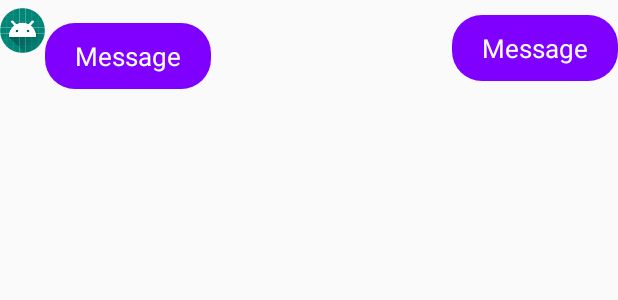
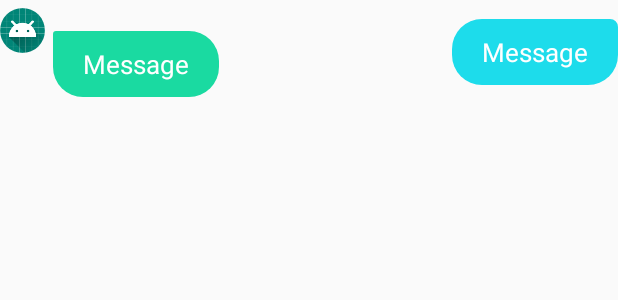
Before and after one commit to monishkumarv/ChatterBox-old, an Android app: the layout layout_list_messages.xml on its own in the app's theme, with its tools: preview values and no code run, on a phone screen of 412 x 824 dp. Shown: the top 300 px of the screen. Run offline under Robolectric (Android 15) with nearby library versions, the light colour scheme and no system bars.

Commit message:
chatbox ui updated

```diff
--- a/app/src/main/res/drawable/chat_bubble.xml
+++ b/app/src/main/res/drawable/chat_bubble_blue.xml
@@ -4,11 +4,14 @@
 
     <!-- View background color -->
     <solid
-        android:color="#7F00FF" >
+        android:color="#1DDCEB" >
     </solid>
 
     <!-- The radius makes the corners rounded -->
     <corners
-        android:radius="20dp">
+        android:bottomLeftRadius="20dp"
+        android:bottomRightRadius="20dp"
+        android:topLeftRadius="20dp"
+        android:topRightRadius="5dp">
     </corners>
 </shape>
--- a/app/src/main/res/drawable/chat_bubble_violet.xml
+++ b/app/src/main/res/drawable/chat_bubble_green.xml
@@ -4,11 +4,14 @@
 
     <!-- View background color -->
     <solid
-        android:color="#7F00FF" >
+        android:color="#1ADAA1" >
     </solid>
 
     <!-- The radius makes the corners rounded -->
     <corners
-        android:radius="20dp">
+        android:bottomLeftRadius="20dp"
+        android:bottomRightRadius="20dp"
+        android:topLeftRadius="2dp"
+        android:topRightRadius="20dp">
     </corners>
 </shape>
--- a/app/src/main/res/layout/layout_list_messages.xml
+++ b/app/src/main/res/layout/layout_list_messages.xml
@@ -24,10 +24,11 @@
         android:paddingVertical="10dp"
         android:paddingHorizontal="20dp"
         android:text="Message"
-        android:layout_marginTop="10dp"
+        android:layout_marginTop="15dp"
+        android:layout_marginLeft="5dp"
         android:textColor="#FFF"
         android:textSize="17sp"
-        android:background="@drawable/chat_bubble_violet"/>
+        android:background="@drawable/chat_bubble_green"/>
 
     <TextView
         android:id="@+id/disp_msg_you"
@@ -40,7 +41,7 @@
         android:text="Message"
         android:textColor="#FFF"
         android:textSize="17sp"
-        android:background="@drawable/chat_bubble_violet"/>
+        android:background="@drawable/chat_bubble_blue"/>
 
 
 
```
